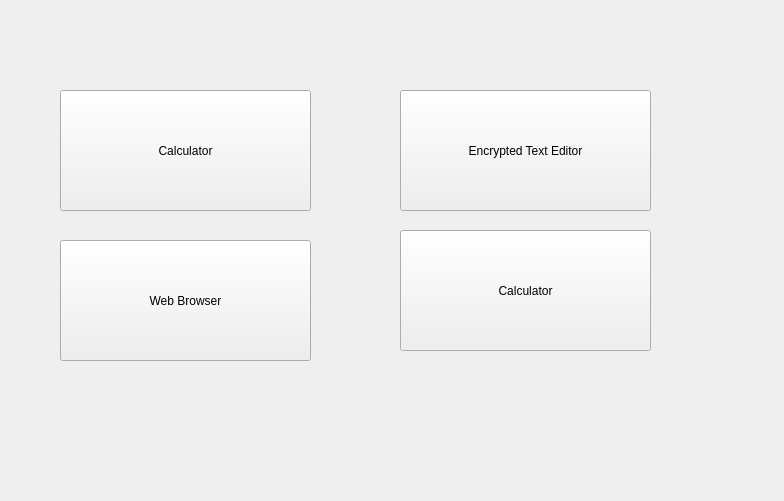
Qt form MultipurposeApplication/mainwindow.ui (KavinduTheekshana/Multipurpose-Application) before a commit.
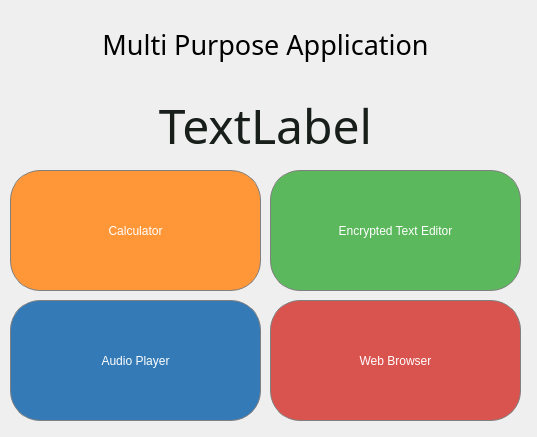
The same form after that commit. Icons and pictures are not drawn.

The edit to the form file:
```diff
--- a/MultipurposeApplication/mainwindow.ui
+++ b/MultipurposeApplication/mainwindow.ui
@@ -6,8 +6,8 @@
    <rect>
     <x>0</x>
     <y>0</y>
-    <width>784</width>
-    <height>501</height>
+    <width>537</width>
+    <height>437</height>
    </rect>
   </property>
   <property name="windowTitle">
@@ -17,12 +17,25 @@
    <widget class="QPushButton" name="btnCalculator">
     <property name="geometry">
      <rect>
-      <x>60</x>
-      <y>90</y>
+      <x>10</x>
+      <y>170</y>
       <width>251</width>
       <height>121</height>
      </rect>
     </property>
+    <property name="styleSheet">
+     <string notr="true">QPushButton {
+  background-color: rgb(255, 151, 57);
+  color: white; 
+  border: 1px solid gray;
+  border-radius: 30px;
+}
+
+QPushButton:pressed {
+    background-color: qlineargradient(x1: 0, y1: 0, x2: 0, y2: 1,
+                                      stop: 0 #FF7832, stop: 1 #FF9739);
+}</string>
+    </property>
     <property name="text">
      <string>Calculator</string>
     </property>
@@ -30,12 +43,27 @@
    <widget class="QPushButton" name="pushButton_2">
     <property name="geometry">
      <rect>
-      <x>400</x>
-      <y>90</y>
+      <x>270</x>
+      <y>170</y>
       <width>251</width>
       <height>121</height>
      </rect>
     </property>
+    <property name="styleSheet">
+     <string notr="true">QPushButton {
+  background-color: #5cb85c;
+  color: white; 
+  border: 1px solid gray;
+  border-radius: 30px;
+}
+
+QPushButton:pressed {
+    background-color: qlineargradient(x1: 0, y1: 0, x2: 0, y2: 1,
+                                      stop: 0 #428c42, stop: 1 #12e312);
+}
+
+</string>
+    </property>
     <property name="text">
      <string>Encrypted Text Editor</string>
     </property>
@@ -43,12 +71,27 @@
    <widget class="QPushButton" name="pushButton_3">
     <property name="geometry">
      <rect>
-      <x>60</x>
-      <y>240</y>
+      <x>270</x>
+      <y>300</y>
       <width>251</width>
       <height>121</height>
      </rect>
     </property>
+    <property name="styleSheet">
+     <string notr="true">QPushButton {
+  background-color: #d9534f;
+  color: white; 
+  border: 1px solid gray;
+  border-radius: 30px;
+}
+
+QPushButton:pressed {
+    background-color: qlineargradient(x1: 0, y1: 0, x2: 0, y2: 1,
+                                      stop: 0 #bd1f1a, stop: 1 #f50800);
+}
+
+</string>
+    </property>
     <property name="text">
      <string>Web Browser</string>
     </property>
@@ -56,14 +99,76 @@
    <widget class="QPushButton" name="pushButton_4">
     <property name="geometry">
      <rect>
-      <x>400</x>
-      <y>230</y>
+      <x>10</x>
+      <y>300</y>
       <width>251</width>
       <height>121</height>
      </rect>
     </property>
+    <property name="styleSheet">
+     <string notr="true">QPushButton {
+  background-color: #337ab7;
+  color: white; 
+  border: 1px solid gray;
+  border-radius: 30px;
+}
+
+QPushButton:pressed {
+    background-color: qlineargradient(x1: 0, y1: 0, x2: 0, y2: 1,
+                                      stop: 0 #29689e, stop: 1 #0084f5);
+}
+
+</string>
+    </property>
     <property name="text">
-     <string>Calculator</string>
+     <string>Audio Player</string>
+    </property>
+   </widget>
+   <widget class="QLabel" name="DigitalClock">
+    <property name="geometry">
+     <rect>
+      <x>10</x>
+      <y>100</y>
+      <width>511</width>
+      <height>51</height>
+     </rect>
+    </property>
+    <property name="font">
+     <font>
+      <family>Nexa Bold</family>
+      <pointsize>36</pointsize>
+     </font>
+    </property>
+    <property name="styleSheet">
+     <string notr="true">color : #181f1b;</string>
+    </property>
+    <property name="text">
+     <string>TextLabel</string>
+    </property>
+    <property name="alignment">
+     <set>Qt::AlignCenter</set>
+    </property>
+   </widget>
+   <widget class="QLabel" name="label">
+    <property name="geometry">
+     <rect>
+      <x>10</x>
+      <y>19</y>
+      <width>511</width>
+      <height>51</height>
+     </rect>
+    </property>
+    <property name="font">
+     <font>
+      <family>Montserrat ExtraBold</family>
+      <pointsize>20</pointsize>
+     </font>
+    </property>
+    <property name="text">
+     <string>Multi Purpose Application</string>
+    </property>
+    <property name="alignment">
+     <set>Qt::AlignCenter</set>
     </property>
    </widget>
   </widget>
```
Left out of the diff: 10 changed lines with no effect on the pictures.
